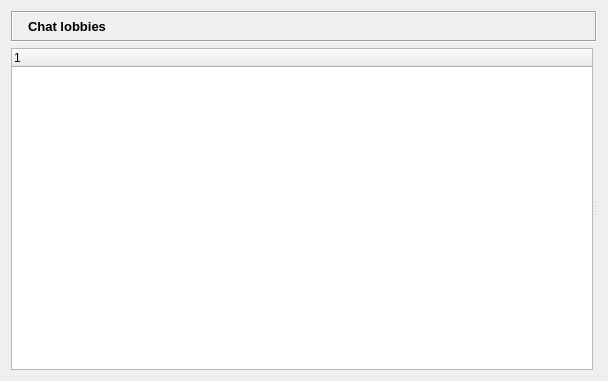
This is retroshare-gui/src/gui/ChatLobbyWidget.ui in RetroShare/RetroShare as Qt 5 draws it before an edit. The edited form follows.
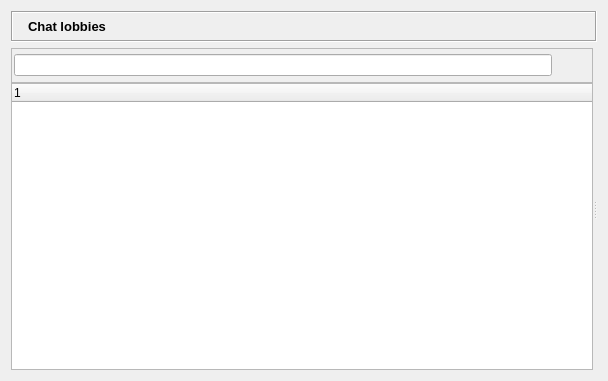
This is the edited form. Icons and pictures are not drawn. Custom widgets are drawn as their Qt base class.

Commit message: Added Search Filter to the ChatLobbyWidget

Diff of the .ui file:
```diff
--- a/retroshare-gui/src/gui/ChatLobbyWidget.ui
+++ b/retroshare-gui/src/gui/ChatLobbyWidget.ui
@@ -10,8 +10,8 @@
     <height>381</height>
    </rect>
   </property>
-  <layout class="QVBoxLayout" name="verticalLayout">
-   <item>
+  <layout class="QGridLayout" name="gridLayout_3">
+   <item row="0" column="0">
     <widget class="QFrame" name="titleBarFrame">
      <property name="sizePolicy">
       <sizepolicy hsizetype="Preferred" vsizetype="Maximum">
@@ -89,17 +89,80 @@
      </layout>
     </widget>
    </item>
-   <item>
+   <item row="1" column="0">
     <widget class="QSplitter" name="splitter">
-     <property name="sizePolicy">
-      <sizepolicy hsizetype="Expanding" vsizetype="Expanding">
-       <horstretch>0</horstretch>
-       <verstretch>0</verstretch>
-      </sizepolicy>
-     </property>
      <property name="orientation">
       <enum>Qt::Horizontal</enum>
      </property>
+     <widget class="QWidget" name="layoutWidget">
+      <layout class="QGridLayout" name="gridLayout_2">
+       <property name="spacing">
+        <number>0</number>
+       </property>
+       <item row="0" column="0">
+        <widget class="QFrame" name="toolBarFrame">
+         <property name="styleSheet">
+          <string notr="true"/>
+         </property>
+         <property name="frameShape">
+          <enum>QFrame::StyledPanel</enum>
+         </property>
+         <property name="frameShadow">
+          <enum>QFrame::Raised</enum>
+         </property>
+         <layout class="QGridLayout" name="gridLayout">
+          <property name="leftMargin">
+           <number>2</number>
+          </property>
+          <property name="topMargin">
+           <number>1</number>
+          </property>
+          <property name="rightMargin">
+           <number>2</number>
+          </property>
+          <property name="bottomMargin">
+           <number>1</number>
+          </property>
+          <property name="horizontalSpacing">
+           <number>6</number>
+          </property>
+          <property name="verticalSpacing">
+           <number>0</number>
+          </property>
+          <item row="0" column="0">
+           <widget class="LineEditClear" name="filterLineEdit">
+            <property name="toolTip">
+             <string>Search Chat lobbies</string>
+            </property>
+           </widget>
+          </item>
+          <item row="0" column="1">
+           <widget class="QToolButton" name="createlobbytoolButton">
+            <property name="toolTip">
+             <string>Create chat lobby</string>
+            </property>
+            <property name="text">
+             <string/>
+            </property>
+            <property name="icon">
+             <iconset resource="images.qrc">
+              <normaloff>:/images/add_chat24.png</normaloff>:/images/add_chat24.png</iconset>
+            </property>
+            <property name="iconSize">
+             <size>
+              <width>24</width>
+              <height>24</height>
+             </size>
+            </property>
+            <property name="autoRaise">
+             <bool>true</bool>
+            </property>
+           </widget>
+          </item>
+         </layout>
+        </widget>
+       </item>
+       <item row="1" column="0">
      <widget class="QTreeWidget" name="lobbyTreeWidget">
       <property name="font">
        <font>
@@ -118,6 +181,9 @@
        </property>
       </column>
      </widget>
+       </item>
+      </layout>
+     </widget>
      <widget class="QStackedWidget" name="stackedWidget">
       <property name="sizePolicy">
        <sizepolicy hsizetype="Expanding" vsizetype="Expanding">
@@ -134,6 +200,13 @@
    </item>
   </layout>
  </widget>
+ <customwidgets>
+  <customwidget>
+   <class>LineEditClear</class>
+   <extends>QLineEdit</extends>
+   <header location="global">gui/common/LineEditClear.h</header>
+  </customwidget>
+ </customwidgets>
  <resources>
   <include location="images.qrc"/>
  </resources>
```
Lines whose indentation alone changed are shown as unchanged. The commit also changes 4 other files.
